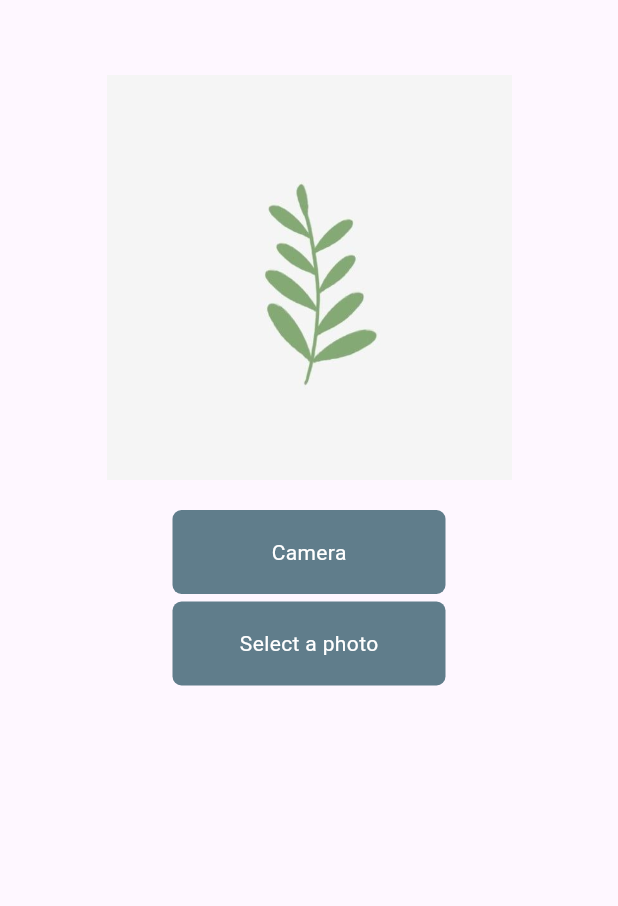
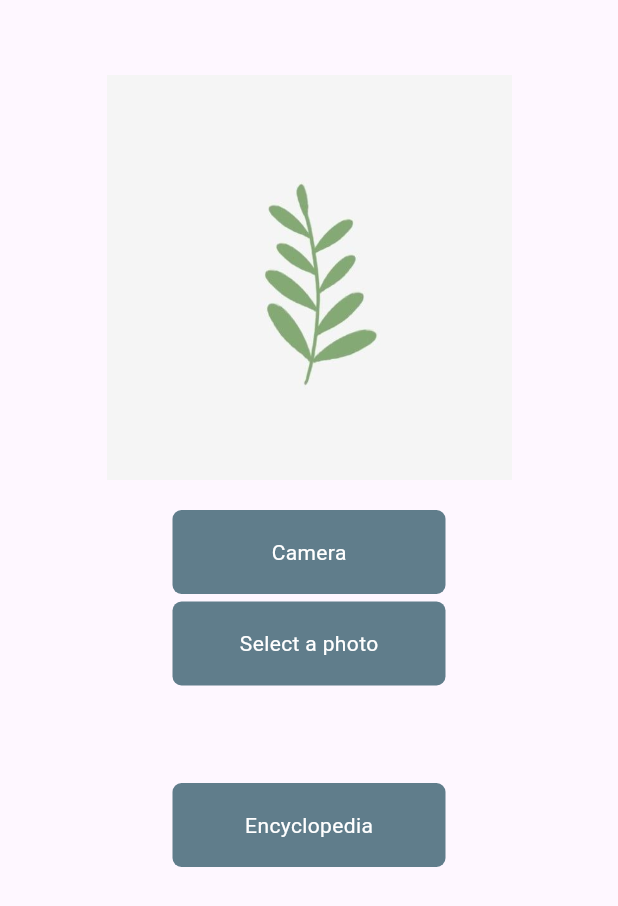
Before and after one commit to zahra2299/Plant-Disease-Identification, a Flutter app: the screen it shows after launch, on a phone screen of 412 x 824 dp. Shown: the top 906 px of the screen. Run offline on Flutter 3.47's test engine with Material 3 defaults, Android fonts, the phone set to English and light mode, and no system bars; our stand-ins replace image_picker; missing offline and left inert: tflite_v2.

Commit message:
App init

```diff
--- a/lib/home.dart
+++ b/lib/home.dart
@@ -2,12 +2,13 @@ import 'dart:io';
 
 import 'package:flutter/material.dart';
 import 'package:image_picker/image_picker.dart';
+import 'package:plant_disease_identification_app/ency_screen.dart';
 import 'package:tflite_v2/tflite_v2.dart';
 
 // import 'package:tflite/tflite.dart';
 
 class HomeScreen extends StatefulWidget {
-  //static const String routeName = "Home";
+  static const String routeName = "Home";
 
   @override
   State<HomeScreen> createState() => _HomeScreenState();
@@ -16,18 +17,23 @@ class HomeScreen extends StatefulWidget {
 class _HomeScreenState extends State<HomeScreen> {
   bool _loading = true;
   late File _image;
-  late List _output;
+  List _output = [];
   final picker = ImagePicker();
+  String diseaseName = "";
 
   @override
   void initState() {
     super.initState();
-    loadModel().then((value) {
-      setState(() {});
-    });
+    loadModel();
   }
 
+  bool _isModelRunning = false;
+
   detectImage(File image) async {
+    if (_isModelRunning) return; // Skip if model is already running
+
+    _isModelRunning = true;
+    try {
       var output = await Tflite.runModelOnImage(
           path: image.path,
           numResults: 8,
@@ -37,14 +43,44 @@ class _HomeScreenState extends State<HomeScreen> {
       setState(() {
         _output = output!;
         _loading = false;
+        diseaseName = _output[0]['label'];
       });
+      if (output == null) {
+        print("Model failed to produce output");
+      }
+    } finally {
+      _isModelRunning = false; // Release for next run
+    }
+
+    // var output = await Tflite.runModelOnImage(
+    //     path: image.path,
+    //     numResults: 8,
+    //     threshold: 0.6,
+    //     imageMean: 127.5,
+    //     imageStd: 127.5);
+    // setState(() {
+    //   _output = output!;
+    //   _loading = false;
+    // });
+    // if (output == null) {
+    //   print("Model failed to produce output");
+    // }
   }
 
   loadModel() async {
-    await Tflite.loadModel(
-      model: "assets/keras_model.h5",
+    // await Tflite.loadModel(
+    //   model: "assets/keras_model.h5",
+    //   labels: "assets/labels.txt",
+    // );
+    try {
+      String? tfResponse = await Tflite.loadModel(
+        model: "assets/model_unquant.tflite",
         labels: "assets/labels.txt",
       );
+      print("Response: TF Model Load $tfResponse");
+    } catch (error) {
+      print('Failed to load model. Error: $error');
+    }
   }
 
   @override
@@ -76,7 +112,8 @@ class _HomeScreenState extends State<HomeScreen> {
   @override
   Widget build(BuildContext context) {
     return Scaffold(
-      body: Container(
+      body: SingleChildScrollView(
+        child: Container(
           padding: EdgeInsets.symmetric(horizontal: 24),
           child: Column(
             crossAxisAlignment: CrossAxisAlignment.start,
@@ -117,6 +154,16 @@ class _HomeScreenState extends State<HomeScreen> {
                                         color: Colors.black, fontSize: 20),
                                   )
                                 : Container(),
+                            if (diseaseName == 'Strawberry Leaf Scorch')
+                              Text(
+                                'Recommendations for Strawberry Leaf Scorch treatment...',
+                                style: TextStyle(color: Colors.grey),
+                              ),
+                            if (diseaseName == 'Pepper Bell Bacterial Spot')
+                              Text(
+                                'Recommendations for Pepper Bell Bacterial Spot treatment...',
+                                style: TextStyle(color: Colors.grey),
+                              ),
                             SizedBox(
                               height: 10,
                             ),
@@ -167,12 +214,35 @@ class _HomeScreenState extends State<HomeScreen> {
                             )),
                       ),
                     ),
+                    SizedBox(
+                      height: 65,
+                    ),
+                    GestureDetector(
+                      onTap: () {
+                        Navigator.pushNamed(context, EncyScreen.routeName);
+                      },
+                      child: Container(
+                        width: MediaQuery.of(context).size.width - 230,
+                        alignment: Alignment.center,
+                        padding:
+                            EdgeInsets.symmetric(horizontal: 10, vertical: 18),
+                        decoration: BoxDecoration(
+                          color: Colors.blueGrey,
+                          borderRadius: BorderRadius.circular(6),
+                        ),
+                        child: Text("Encyclopedia",
+                            style: TextStyle(
+                              color: Colors.white,
+                            )),
+                      ),
+                    ),
                   ],
                 ),
               ),
             ],
           ),
         ),
+      ),
     );
   }
 }
--- a/lib/main.dart
+++ b/lib/main.dart
@@ -1,5 +1,7 @@
 import 'package:flutter/material.dart';
+import 'package:plant_disease_identification_app/ency_screen.dart';
 import 'package:plant_disease_identification_app/home.dart';
+import 'package:plant_disease_identification_app/plant_details.dart';
 
 void main() {
   runApp(const MyApp());
@@ -13,7 +15,12 @@ class MyApp extends StatelessWidget {
   Widget build(BuildContext context) {
     return MaterialApp(
       debugShowCheckedModeBanner: false,
-      home: HomeScreen(),
+      initialRoute: HomeScreen.routeName,
+      routes: {
+        HomeScreen.routeName: (context) => HomeScreen(),
+        EncyScreen.routeName: (context) => EncyScreen(),
+        PlantDetails.routeName: (context) => PlantDetails(),
+      },
     );
   }
 }
--- /dev/null
+++ b/lib/plant_model.dart
@@ -0,0 +1,6 @@
+class PlantModel {
+  String name;
+  int index;
+
+  PlantModel(this.name, this.index);
+}
--- a/pubspec.yaml
+++ b/pubspec.yaml
@@ -66,8 +66,10 @@ flutter:
 
   # To add assets to your application, add an assets section, like this:
   assets:
-    - assets/
+    - assets/model_unquant.tflite
+    - assets/labels.txt
     - assets/images/
+    - assets/files/
 
   # An image asset can refer to one or more resolution-specific "variants", see
   # https://flutter.dev/assets-and-images/#resolution-aware
```
Also changed, not shown: assets/files/1.txt (added, +9 -0 lines), assets/files/2.txt (added, +9 -0 lines), assets/files/3.txt (added, +9 -0 lines), assets/files/4.txt (added, +9 -0 lines), assets/files/5.txt (added, +9 -0 lines), assets/files/6.txt (added, +9 -0 lines), assets/files/7.txt (added, +9 -0 lines), lib/ency_screen.dart (added, +56 -0 lines), lib/plant_details.dart (added, +71 -0 lines), assets/images/background.jpeg (added), assets/images/ency.jpg (added), 2 other files. Lines whose indentation alone changed are shown as unchanged.
